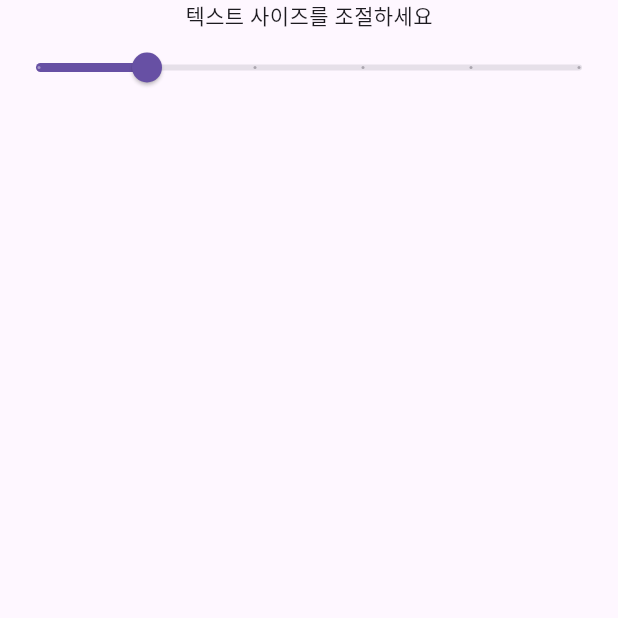
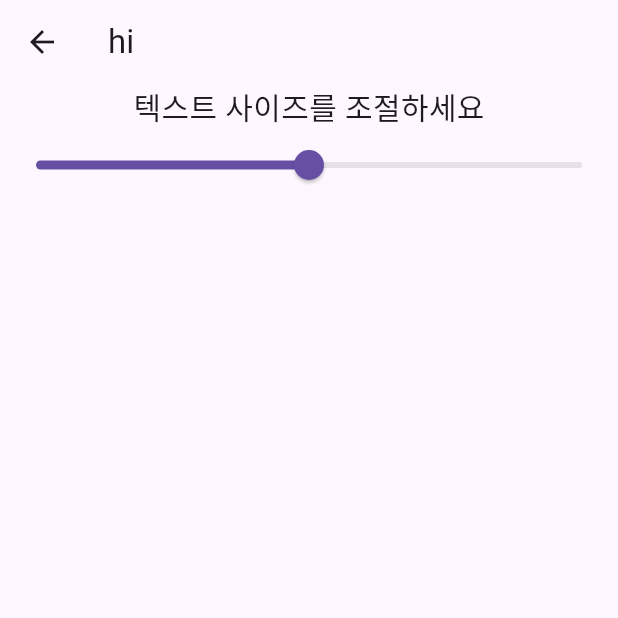
Before and after one commit to dawnfire05/auth_practice, a Flutter app: the TextSizeEditor screen opened directly, on a phone screen of 412 x 824 dp, the top half of it. Run offline on Flutter 3.47's test engine with Material 3 defaults, Android fonts, the phone set to English and light mode, and no system bars.

Commit message:
modified:   lib/main.dart 	modified:   lib/widgets/login_widget.dart 	modified:   lib/widgets/text_size_editor.dart

```diff
--- a/lib/main.dart
+++ b/lib/main.dart
@@ -1,6 +1,6 @@
 import 'package:flutter/material.dart';
 import 'widgets/login_widget.dart';
-import 'widgets/text_size_editor.dart';
+//import 'widgets/text_size_editor.dart';
 
 void main() {
   runApp(const MyApp());
@@ -13,7 +13,7 @@
   @override
   Widget build(BuildContext context) {
     return const MaterialApp(
-      home: TextSizeEditor(),
+      home: LoginForm(),
     );
   }
 }
--- a/lib/widgets/text_size_editor.dart
+++ b/lib/widgets/text_size_editor.dart
@@ -12,14 +12,19 @@ class _TextSizeEditorState extends State<TextSizeEditor> {
 
   @override
   Widget build(BuildContext context) {
-    return Center(
+    return Scaffold(
+      appBar: AppBar(title: const Text('hi')),
+      body: Center(
         child: Column(
           children: [
-          const Text("텍스트 사이즈를 조절하세요"),
+            Text(
+              "텍스트 사이즈를 조절하세요",
+              style: TextStyle(fontSize: _currentNum),
+            ),
             Slider(
               value: _currentNum,
-            max: 100,
-            divisions: 5,
+              min: 10,
+              max: 30,
               onChanged: (double value) {
                 setState(
                   () {
@@ -30,6 +35,7 @@ class _TextSizeEditorState extends State<TextSizeEditor> {
             ),
           ],
         ),
+      ),
     );
   }
 }
```
Also changed, not shown: lib/widgets/login_widget.dart (+20 -0 lines). Lines whose indentation alone changed are shown as unchanged.
